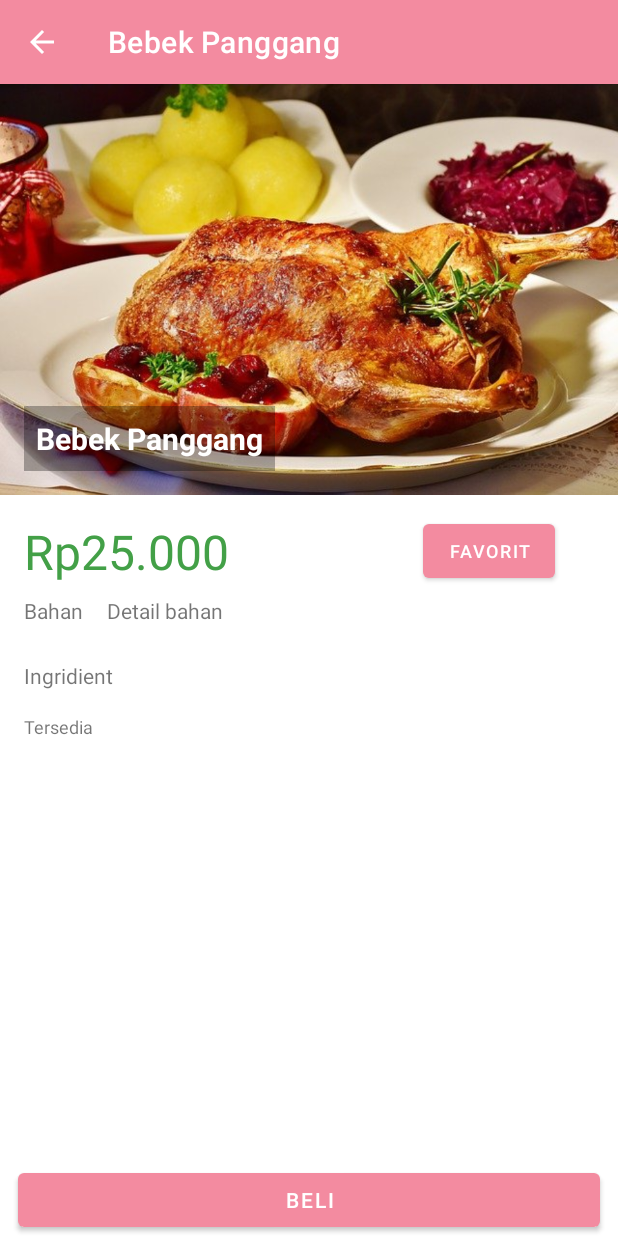
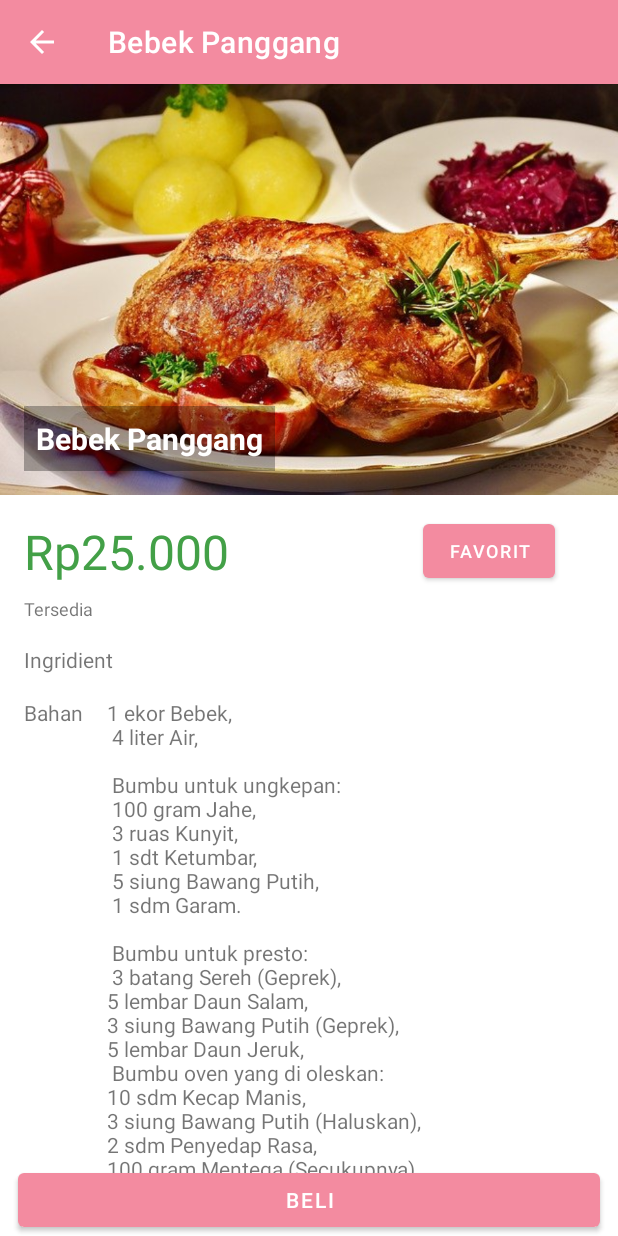
Before and after one commit to imadeekosatria/Android-Courses-DCoding, an Android app: the screen it shows after launch (Detail), after a tap on "DETAIL", on a phone screen of 412 x 824 dp. Run offline under Robolectric (Android 15) with nearby library versions, the phone set to English and light mode, and no system bars; 1 statement that could not run was skipped.

Commit message:
Tinggal data dan Finish

```diff
--- a/Final_Project/app/src/main/java/com/example/finalproject/CardFoodAdapter.kt
+++ b/Final_Project/app/src/main/java/com/example/finalproject/CardFoodAdapter.kt
@@ -38,12 +38,14 @@ class CardFoodAdapter(private val listFood: ArrayList<Food>, private val context
             val img : Int = food.photo
             val stock: String = food.stock
             val hargadetail : String = food.price
+            val bahandet: String = food.bahan
 
             val intent = Intent(context, Detail::class.java)
             intent.putExtra("nama",title)
             intent.putExtra("gambar",img)
             intent.putExtra("stock",stock)
             intent.putExtra("harga",hargadetail)
+            intent.putExtra("bahan",bahandet)
             context.startActivities(arrayOf(intent))
         }
         holder.btnBuy.setOnClickListener { Toast.makeText(holder.itemView.context, "Berhasil Membeli " + listFood[holder.adapterPosition].name, Toast.LENGTH_SHORT).show() }
--- a/Final_Project/app/src/main/java/com/example/finalproject/Detail.kt
+++ b/Final_Project/app/src/main/java/com/example/finalproject/Detail.kt
@@ -9,36 +9,34 @@ import android.widget.ImageView
 import android.widget.TextView
 
 class Detail : AppCompatActivity() {
-    companion object{
-        const val EXTRA_Nama = "extra_nama"
-        const val EXTRA_Gambar = "extra_gambar"
-        const val EXTRA_Harga = "extra_harga"
-        const val EXTRA_Stock = "extra_stock"
-    }
-
     override fun onCreate(savedInstanceState: Bundle?) {
         super.onCreate(savedInstanceState)
         setContentView(R.layout.activity_detail)
+
         val actionBar : androidx.appcompat.app.ActionBar? = supportActionBar
         actionBar!!.setDisplayHomeAsUpEnabled(true)
         actionBar!!.setDisplayHomeAsUpEnabled(true)
+
         //Bind
         val nama :TextView = findViewById(R.id.nama_makanan)
         val gambar :ImageView = findViewById(R.id.detail_gambar)
         val harga : TextView = findViewById(R.id.harga_detail)
         val stock : TextView = findViewById(R.id.stock_detail)
+        val bahan : TextView = findViewById(R.id.detail_bahan)
         //Get Data
         var intent = intent
         val detitle =intent.getStringExtra("nama")
         val degambar = intent.getIntExtra("gambar",0)
         val deharga = intent.getStringExtra("harga")
         val destock = intent.getStringExtra("stock")
+        val detbahan = intent.getStringExtra("bahan")
 
         actionBar.setTitle(detitle)
         nama.text = detitle
         gambar.setImageResource(degambar)
         harga.text = deharga
         stock.text = destock
+        bahan.text = detbahan
 
 
     }
--- a/Final_Project/app/src/main/java/com/example/finalproject/Food.kt
+++ b/Final_Project/app/src/main/java/com/example/finalproject/Food.kt
@@ -4,5 +4,6 @@ data class Food(
     var name: String = "",
     var price: String = "",
     var stock: String = "",
+    var bahan: String = "",
     var photo: Int = 0
 )
--- a/Final_Project/app/src/main/java/com/example/finalproject/FoodData.kt
+++ b/Final_Project/app/src/main/java/com/example/finalproject/FoodData.kt
@@ -2,18 +2,24 @@ package com.example.finalproject
 
 object FoodData {
     private val foodName = arrayOf("Bebek Panggang",
-        "Barbecue",
-        "Barbacue Potong",
-        "Bebek Panggang Cina",
-        "Mie Ayam",
         "Rendang",
-        "Kepiting",
+        "Soto Ayam Semarang",
+        "Ayam Geprek",
+        "Mie Ayam Jamur",
+        "Kepiting Saos Padang",
         "Waffle",
         "Ice Cream",
         "Strawberry Dessert"
     )
 
-    private val bahan = arrayOf("")
+    private val bahan = arrayOf(
+        "1 ekor Bebek,\n 4 liter Air,\n\n Bumbu untuk ungkepan:\n 100 gram Jahe,\n 3 ruas Kunyit,\n 1 sdt Ketumbar,\n 5 siung Bawang Putih,\n 1 sdm Garam.\n\n Bumbu untuk presto:\n 3 batang Sereh (Geprek),\n5 lembar Daun Salam,\n3 siung Bawang Putih (Geprek),\n5 lembar Daun Jeruk,\n Bumbu oven yang di oleskan:\n10 sdm Kecap Manis,\n3 siung Bawang Putih (Haluskan),\n2 sdm Penyedap Rasa,\n100 gram Mentega (Secukupnya).",
+        "Bumbu Halus,\n 20 siung Bawang Merah,\n 15 siung Bawang Putih,\n 5 buah Kemiri,\n 1 ruas Kunyit,\n7 buah Cabe Merah Besar (boleh lebih, opsional),\n7 buah Cabe Merah Keriting (boleh lebih, opsional),\n3 ruas Jahe,\n secukupnya Gula Merah.\n\n Bahan Ungkep Daging:\n\n6 siung Bawang Putih,\n3 Ruas Jahe,\n1/2 Gula Merah.\n\n Bahan Ungkep Rendang:\n\n 2 batang Sereh,\n3 lembar Daun Salam,\n3 lembar Daun jeruk,\n1 bungkus Bumbu Kaldu Sapi,\n1 liter Santan,\n secukupnya Garam.",
+        "250 gr ayam (sayap dan dada),\n2 lembar Daun jeruk,\n2 lembar daun salam,\n1 batang serai, geprek,\n5 butir cengkeh,\n1 btg kecil kayu manis,\n1-1,5 ltr Air.\n\n Bumbu halus:\n5 siung bawang merah,\n4 siung bawang putih,\n1 sdt merica,\n1 ruas jahe,\n1/2 sdt jinten bubuk,\n Garam, kaldu jamur.\n\n Bahan pelengkap:\n Nasi putih,\n Soun rebus,\n Jeruk nipis,\n Bawang putih goreng,\n Bawang merah goreng,\n Irisan Daun bawang,\n Sambal rawit,\n Sate telur puyuh,\n Tempe goreng/perkedel.",
+        "1/2 kg sayap ayam,\n tepung serbaguna(merk apa aja) 3 sachet ukuran @150gr,\n bumbu marinasi,\n 8 siung bawang putih,\n secukupnya garam& merica,\n sambal,\n 20 buah cabe rawit,\n 10 siung bawang putih,\n secukupnya minyak goreng,\n secukupnya gula,garam,penyedap rasa.\n",
+        "Bahan semur:\n\n 1 kg dada ayam,\n 1 kaleng jamur tiram,\n 10 butir telur ayam rebus,\n Kecap manis, kecap asin, saos tiram, garam, kaldu, lada bubuk.\n\n Bahan pelengkap:\n 1 batang sere,\n 5 lembar daun salam,\n 4 lembar daun jeruk,\n 4 cm kayu manis,\n 2 buah cengkeh,\n 1 buah bunga Lawang,\n 3 buah kapulaga,\n\n Bahan kuah:\n 4 liter air,\n 20 buah ceker ayam,\n 1 batang sere,\n 4 lembar daun salam,\n secukupnya Garam dan kaldu.\n\n Bahan sambal Ijo:\n secukupnya Cabe rawit Ijo.\n\n Bahan minyak bawang:\n 50 gr kulit ayam,\n 200 ml minyak goreng,\n 5 siung bawang putih\n\n Bahan bumbu halus semur:\n 20 siung bawang merah,\n 4 siung bawang putih,\n 3 buah kemiri,\n 8 cm kunyit,\n 1 ruas jahe,\n 1 sdt pala bubuk.\n\n Bahan mie ayam:\n 350 gr Tepung terigu protein tinggi,\n 150 gr protein rendah,\n 1 butir telur,\n 1/2 sdt garam,\n secukupnya Air.\n\n Bahan penyajian:\n secukupnya Sawi,\n secukupnya Tauge,\n Kulit pangsit.\n",
+        "1 kg kepiting,\n 2 sdm Tepung maizena,\n Jahe digeprek,\n 250 ml air,\n 6 sdm saos tomat,\n 1 sdm saus tiram,\n secukupnya Merica bubuk,\n secukupnya Gula pasir,\n secukupnya Garam,\n sesuai selera Kaldu jamur.\n\n Bumbu Halus:\n 15 cabe keriting,\n 6 siung bawang putih,\n 8 siung bawang merah.\n",
+        )
 
     private val foodPrice = arrayOf("Rp25.000",
         "Rp30.000",
@@ -58,6 +64,7 @@ object FoodData {
                 food.price = foodPrice[position]
                 food.photo = foodImages[position]
                 food.stock = stock[position]
+                food.bahan = bahan[position]
                 list.add(food)
             }
             return list
--- a/Final_Project/app/src/main/res/layout/activity_detail.xml
+++ b/Final_Project/app/src/main/res/layout/activity_detail.xml
@@ -81,34 +81,17 @@
                     tools:ignore="TextContrastCheck" />
             </LinearLayout>
 
-            <TableLayout
-                android:layout_width="match_parent"
-                android:layout_height="match_parent"
+
+
+            <TextView
+                android:id="@+id/stock_detail"
+                android:layout_width="200dp"
+                android:layout_height="wrap_content"
                 android:layout_marginLeft="16dp"
                 android:layout_marginRight="16dp"
-                android:layout_marginBottom="16dp">
-
-                <TableRow
-                    android:layout_width="match_parent"
-                    android:layout_height="match_parent"
-                    android:layout_marginBottom="8dp">
-
-                    <TextView
-                        android:layout_width="wrap_content"
-                        android:layout_height="wrap_content"
-                        android:layout_marginEnd="16dp"
-                        android:text="@string/bahan"
-                        android:textSize="14sp" />
-
-                    <TextView
-                        android:layout_width="match_parent"
-                        android:layout_height="wrap_content"
-                        android:layout_weight="1"
-                        android:text="@string/detail_bahan"
-                        android:textSize="14sp" />
-                </TableRow>
-
-            </TableLayout>
+                android:layout_marginBottom="16dp"
+                android:text="@string/stock"
+                android:textSize="12sp" />
 
             <TextView
                 android:id="@+id/ingridient"
@@ -120,15 +103,27 @@
                 android:lineSpacingMultiplier="1"
                 android:text="@string/ingridient" />
 
-            <TextView
-                android:id="@+id/stock_detail"
-                android:layout_width="200dp"
-                android:layout_height="wrap_content"
-                android:layout_marginLeft="16dp"
-                android:layout_marginRight="16dp"
-                android:layout_marginBottom="16dp"
-                android:text="@string/stock"
-                android:textSize="12sp" />
+            <TableRow
+                android:layout_width="match_parent"
+                android:layout_height="match_parent"
+                android:layout_marginStart="16dp"
+                android:layout_marginBottom="8dp">
+
+                <TextView
+                    android:layout_width="wrap_content"
+                    android:layout_height="wrap_content"
+                    android:layout_marginEnd="16dp"
+                    android:text="@string/bahan"
+                    android:textSize="14sp" />
+
+                <TextView
+                    android:id="@+id/detail_bahan"
+                    android:layout_width="match_parent"
+                    android:layout_height="wrap_content"
+                    android:layout_weight="1"
+                    tools:text="@string/detail_bahan"
+                    android:textSize="14sp" />
+            </TableRow>
 
 
         </LinearLayout>
```
